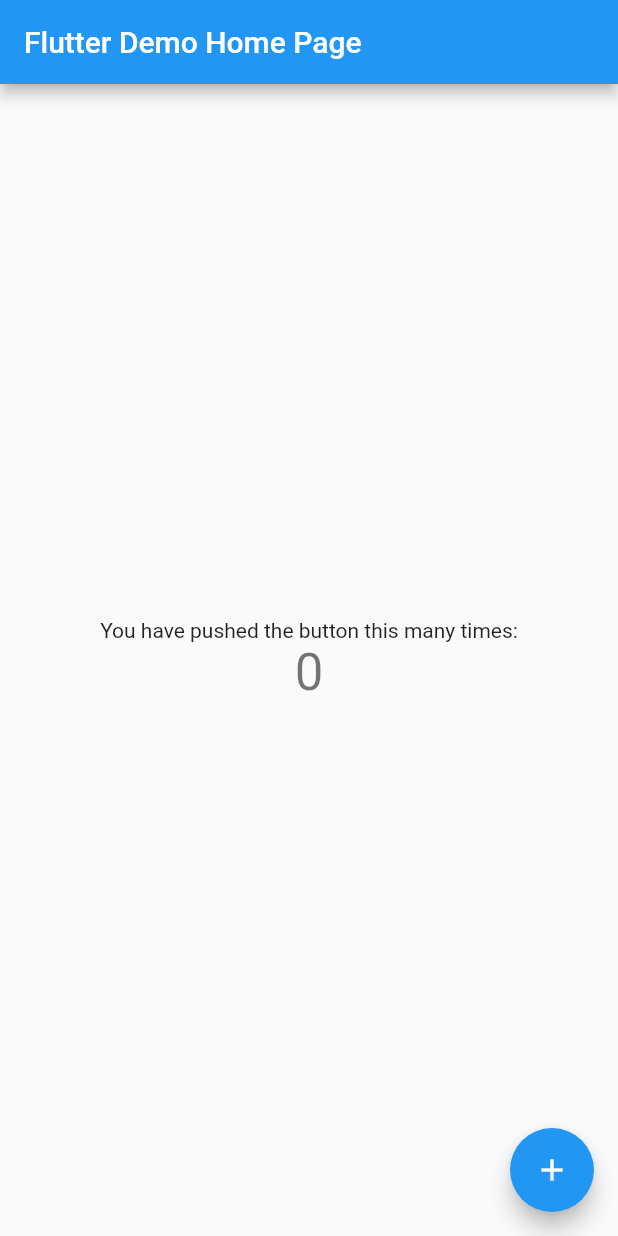
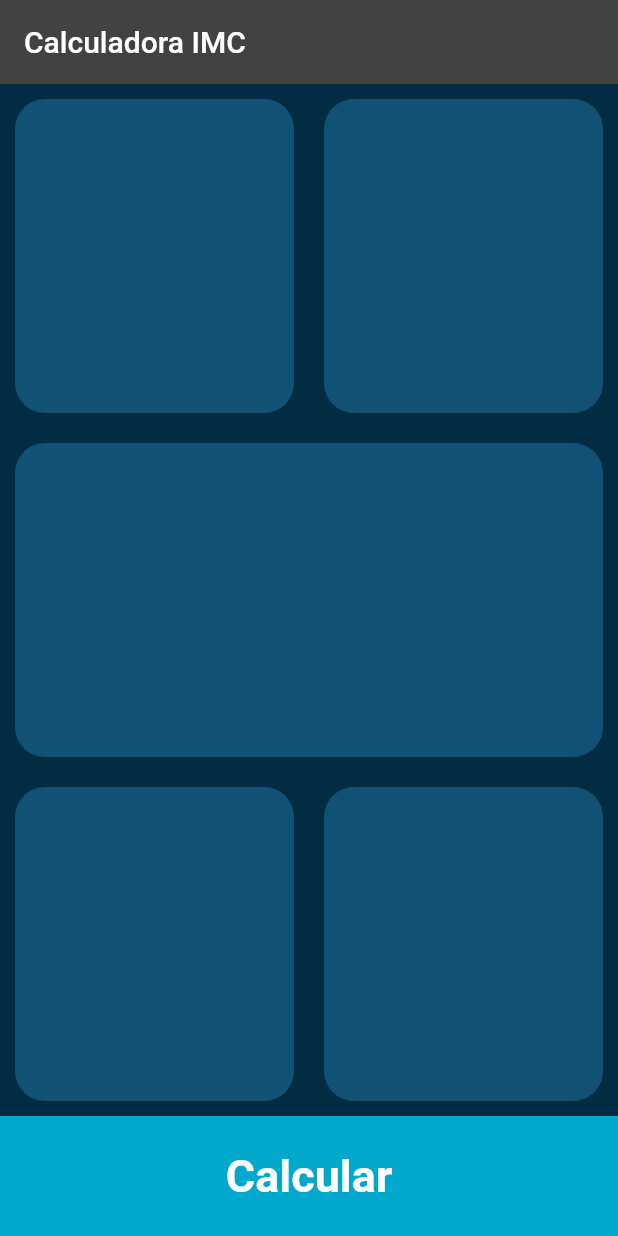
Before and after one commit to tvlas/bmi-calculator, a Flutter app: the screen it shows after launch, on a phone screen of 412 x 824 dp. Run offline on Flutter 3.47's test engine with Material 2 defaults, Android fonts, the phone set to English and light mode, and no system bars.

Commit message:
base layout

```diff
--- a/lib/main.dart
+++ b/lib/main.dart
@@ -1,115 +1,24 @@
+import 'package:bmiapp/consts.dart';
 import 'package:flutter/material.dart';
+import 'screens/main_screen.dart';
 
-void main() {
-  runApp(const MyApp());
+main () {
+  runApp(const BMICalculatorApp());
+
 }
 
-class MyApp extends StatelessWidget {
-  const MyApp({Key? key}) : super(key: key);
+class BMICalculatorApp extends StatelessWidget {
+  const BMICalculatorApp({ Key? key }) : super(key: key);
 
-  // This widget is the root of your application.
   @override
   Widget build(BuildContext context) {
     return MaterialApp(
-      title: 'Flutter Demo',
-      theme: ThemeData(
-        // This is the theme of your application.
-        //
-        // Try running your application with "flutter run". You'll see the
-        // application has a blue toolbar. Then, without quitting the app, try
-        // changing the primarySwatch below to Colors.green and then invoke
-        // "hot reload" (press "r" in the console where you ran "flutter run",
-        // or simply save your changes to "hot reload" in a Flutter IDE).
-        // Notice that the counter didn't reset back to zero; the application
-        // is not restarted.
-        primarySwatch: Colors.blue,
+      debugShowCheckedModeBanner: false,
+      home: const HomeScreen(),
+      theme: ThemeData.dark().copyWith(
+        primaryColor: kprimarycolor,
+        scaffoldBackgroundColor: kprimarycolor
       ),
-      home: const MyHomePage(title: 'Flutter Demo Home Page'),
     );
   }
 }
-
-class MyHomePage extends StatefulWidget {
-  const MyHomePage({Key? key, required this.title}) : super(key: key);
-
-  // This widget is the home page of your application. It is stateful, meaning
-  // that it has a State object (defined below) that contains fields that affect
-  // how it looks.
-
-  // This class is the configuration for the state. It holds the values (in this
-  // case the title) provided by the parent (in this case the App widget) and
-  // used by the build method of the State. Fields in a Widget subclass are
-  // always marked "final".
-
-  final String title;
-
-  @override
-  State<MyHomePage> createState() => _MyHomePageState();
-}
-
-class _MyHomePageState extends State<MyHomePage> {
-  int _counter = 0;
-
-  void _incrementCounter() {
-    setState(() {
-      // This call to setState tells the Flutter framework that something has
-      // changed in this State, which causes it to rerun the build method below
-      // so that the display can reflect the updated values. If we changed
-      // _counter without calling setState(), then the build method would not be
-      // called again, and so nothing would appear to happen.
-      _counter++;
-    });
-  }
-
-  @override
-  Widget build(BuildContext context) {
-    // This method is rerun every time setState is called, for instance as done
-    // by the _incrementCounter method above.
-    //
-    // The Flutter framework has been optimized to make rerunning build methods
-    // fast, so that you can just rebuild anything that needs updating rather
-    // than having to individually change instances of widgets.
-    return Scaffold(
-      appBar: AppBar(
-        // Here we take the value from the MyHomePage object that was created by
-        // the App.build method, and use it to set our appbar title.
-        title: Text(widget.title),
-      ),
-      body: Center(
-        // Center is a layout widget. It takes a single child and positions it
-        // in the middle of the parent.
-        child: Column(
-          // Column is also a layout widget. It takes a list of children and
-          // arranges them vertically. By default, it sizes itself to fit its
-          // children horizontally, and tries to be as tall as its parent.
-          //
-          // Invoke "debug painting" (press "p" in the console, choose the
-          // "Toggle Debug Paint" action from the Flutter Inspector in Android
-          // Studio, or the "Toggle Debug Paint" command in Visual Studio Code)
-          // to see the wireframe for each widget.
-          //
-          // Column has various properties to control how it sizes itself and
-          // how it positions its children. Here we use mainAxisAlignment to
-          // center the children vertically; the main axis here is the vertical
-          // axis because Columns are vertical (the cross axis would be
-          // horizontal).
-          mainAxisAlignment: MainAxisAlignment.center,
-          children: <Widget>[
-            const Text(
-              'You have pushed the button this many times:',
-            ),
-            Text(
-              '$_counter',
-              style: Theme.of(context).textTheme.headline4,
-            ),
-          ],
-        ),
-      ),
-      floatingActionButton: FloatingActionButton(
-        onPressed: _incrementCounter,
-        tooltip: 'Increment',
-        child: const Icon(Icons.add),
-      ), // This trailing comma makes auto-formatting nicer for build methods.
-    );
-  }
-}
--- /dev/null
+++ b/lib/screens/main_screen.dart
@@ -0,0 +1,78 @@
+import 'package:bmiapp/consts.dart';
+import 'package:flutter/material.dart';
+import 'package:bmiapp/widgets/app_cards.dart';
+
+class HomeScreen extends StatefulWidget {
+  const HomeScreen({ Key? key }) : super(key: key);
+
+  @override
+  State<HomeScreen> createState() => _HomeScreenState();
+}
+
+class _HomeScreenState extends State<HomeScreen> {
+  @override
+  Widget build(BuildContext context) {
+    return Scaffold(
+      appBar: AppBar(
+        title: const Text('Calculadora IMC'),
+        elevation: 0,
+      ),
+      body: Column(
+        children: [
+          Expanded(
+            child: Row(
+              children: const [
+                Expanded(
+                  child: AppCards(
+                  cardColor: kActiveColor,
+                ),
+              ),
+                Expanded(
+                  child: AppCards(
+                  cardColor: kActiveColor,
+                ),
+              )
+              ],
+            ),
+          ),
+          const Expanded(
+            child: AppCards(
+              cardColor: kActiveColor,
+            ),
+          ),
+          Expanded(
+            child: Row(
+              children: const [
+                Expanded(
+                  child: AppCards(
+                  cardColor: kActiveColor,
+                ),
+              ),
+                Expanded(
+                  child: AppCards(
+                  cardColor: kActiveColor,
+                ),
+              )
+              ],
+            ),
+          ),
+          Container(
+            width: double.infinity,
+            height: kBottomContainerHeight,
+            color: kBottomContainerColor,
+            child: const Center(
+              child: Text(
+                'Calcular',
+                style: TextStyle(
+                  fontWeight: FontWeight.bold,
+                  fontSize: 30.0,
+                ),
+                ),
+            ),
+          ),
+        ],
+      ),
+
+    );
+  }
+}
--- /dev/null
+++ b/lib/widgets/app_cards.dart
@@ -0,0 +1,21 @@
+import 'package:flutter/material.dart';
+import '../consts.dart';
+
+class AppCards extends StatelessWidget {
+
+  const AppCards({Key? key, required this.cardColor}) : super(key: key);
+
+   final Color cardColor;
+
+  @override
+  Widget build(BuildContext context) {
+    return Container(
+      margin: const EdgeInsets.all(10.0),
+      decoration: BoxDecoration(
+        borderRadius: BorderRadius.circular(20.0),
+        color: cardColor
+      ),
+
+    );
+  }
+}
```
Also changed, not shown: lib/consts.dart (added, +50 -0 lines), 1 other file.
